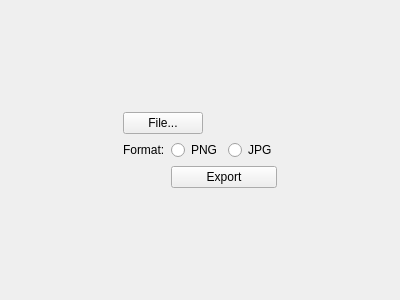
Above: wacom_yuify/ExportForm.ui from apogza/krita_yufiy_plugin before the change. Below: the same form after it.
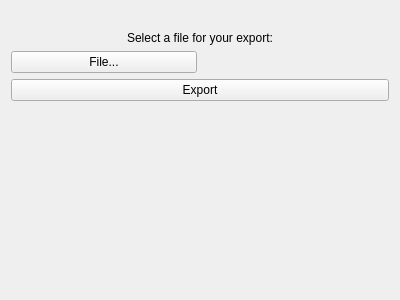
That is the form after the change.

Commit message: Start implementing export logic

```diff
--- a/wacom_yuify/ExportForm.ui
+++ b/wacom_yuify/ExportForm.ui
@@ -14,51 +14,38 @@
    <string>Form</string>
   </property>
   <layout class="QGridLayout" name="gridLayout">
-   <item row="0" column="1">
-    <spacer name="verticalSpacer">
-     <property name="orientation">
-      <enum>Qt::Vertical</enum>
-     </property>
-     <property name="sizeHint" stdset="0">
-      <size>
-       <width>20</width>
-       <height>40</height>
-      </size>
-     </property>
-    </spacer>
-   </item>
-   <item row="1" column="2">
-    <spacer name="horizontalSpacer">
-     <property name="orientation">
-      <enum>Qt::Horizontal</enum>
-     </property>
-     <property name="sizeHint" stdset="0">
-      <size>
-       <width>40</width>
-       <height>20</height>
-      </size>
-     </property>
-    </spacer>
-   </item>
-   <item row="1" column="0">
-    <spacer name="horizontalSpacer_2">
-     <property name="orientation">
-      <enum>Qt::Horizontal</enum>
-     </property>
-     <property name="sizeHint" stdset="0">
-      <size>
-       <width>40</width>
-       <height>20</height>
-      </size>
-     </property>
-    </spacer>
-   </item>
-   <item row="1" column="1">
-    <layout class="QFormLayout" name="formLayout">
-     <item row="0" column="0" colspan="2">
-      <layout class="QHBoxLayout" name="horizontalLayout_2">
+   <item row="0" column="0">
+    <layout class="QVBoxLayout" name="verticalLayout">
+     <item>
+      <widget class="QLabel" name="yuifyLogo">
+       <property name="text">
+        <string/>
+       </property>
+       <property name="alignment">
+        <set>Qt::AlignCenter</set>
+       </property>
+      </widget>
+     </item>
+     <item>
+      <widget class="QLabel" name="label">
+       <property name="text">
+        <string>Select a file for your export:</string>
+       </property>
+       <property name="alignment">
+        <set>Qt::AlignCenter</set>
+       </property>
+      </widget>
+     </item>
+     <item>
+      <layout class="QHBoxLayout" name="horizontalLayout">
        <item>
         <widget class="QPushButton" name="fileButton">
+         <property name="maximumSize">
+          <size>
+           <width>200</width>
+           <height>16777215</height>
+          </size>
+         </property>
          <property name="text">
           <string>File...</string>
          </property>
@@ -73,32 +60,7 @@
        </item>
       </layout>
      </item>
-     <item row="1" column="0">
-      <widget class="QLabel" name="label">
-       <property name="text">
-        <string>Format:</string>
-       </property>
-      </widget>
-     </item>
-     <item row="1" column="1">
-      <layout class="QHBoxLayout" name="horizontalLayout">
-       <item>
-        <widget class="QRadioButton" name="radioButton">
-         <property name="text">
-          <string>PNG</string>
-         </property>
-        </widget>
-       </item>
-       <item>
-        <widget class="QRadioButton" name="radioButton_2">
-         <property name="text">
-          <string>JPG</string>
-         </property>
-        </widget>
-       </item>
-      </layout>
-     </item>
-     <item row="2" column="1">
+     <item>
       <widget class="QPushButton" name="exportButton">
        <property name="text">
         <string>Export</string>
@@ -107,8 +69,8 @@
      </item>
     </layout>
    </item>
-   <item row="2" column="1">
-    <spacer name="verticalSpacer_2">
+   <item row="1" column="0">
+    <spacer name="verticalSpacer">
      <property name="orientation">
       <enum>Qt::Vertical</enum>
      </property>
```
The commit also changes 3 other files.
